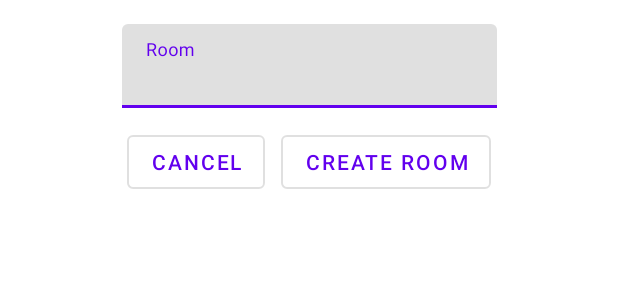
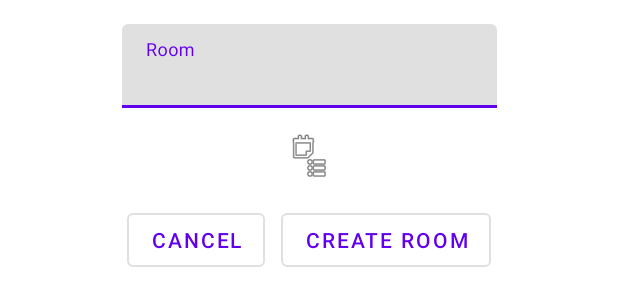
Before and after one commit to JuhanaTa/furniture_placer, an Android app: the layout fragment_create_room_dialog.xml on its own in the app's theme, with its tools: preview values and no code run, on a phone screen of 412 x 824 dp. Shown: the top 306 px of the screen. Run offline under Robolectric (Android 15) with nearby library versions, the phone set to English and light mode, and no system bars.

Commit message:
new imageview and roomPreview image upload

```diff
--- a/app/src/main/java/com/example/furniture_placer/Communicator.kt
+++ b/app/src/main/java/com/example/furniture_placer/Communicator.kt
@@ -3,4 +3,5 @@ package com.example.furniture_placer
 interface Communicator {
     fun nextFragment()
     fun openDialog()
+    fun takePicture()
 }
--- a/app/src/main/java/com/example/furniture_placer/CreateRoomFragment.kt
+++ b/app/src/main/java/com/example/furniture_placer/CreateRoomFragment.kt
@@ -15,12 +15,15 @@ import kotlinx.coroutines.GlobalScope
 import kotlinx.coroutines.launch
 
 class CreateRoomFragment : DialogFragment() {
-
+    private lateinit var communicator: Communicator
 
     override fun onCreateView(inflater: LayoutInflater, container: ViewGroup?,
                               savedInstanceState: Bundle?): View? {
         var rootView: View = inflater.inflate(R.layout.fragment_create_room_dialog, container, false)
         val firebase = FirebaseService()
+
+        communicator = activity as Communicator
+        rootView.roomPreviewImg.setOnClickListener { communicator.takePicture() }
 
         rootView.createRoomBtn.setOnClickListener {
             val roomName =  roomTextFieldInput.text
--- a/app/src/main/res/layout/fragment_create_room_dialog.xml
+++ b/app/src/main/res/layout/fragment_create_room_dialog.xml
@@ -5,6 +5,18 @@
     xmlns:tools="http://schemas.android.com/tools"
     android:layout_width="match_parent"
     android:layout_height="match_parent">
+
+    <ImageView
+        android:id="@+id/roomPreviewImg"
+        android:layout_width="0dp"
+        android:layout_height="wrap_content"
+        android:layout_marginStart="24dp"
+        android:layout_marginTop="16dp"
+        android:layout_marginEnd="24dp"
+        app:layout_constraintEnd_toEndOf="parent"
+        app:layout_constraintStart_toStartOf="parent"
+        app:layout_constraintTop_toBottomOf="@+id/roomTextField"
+        app:srcCompat="@android:drawable/ic_menu_agenda" />
 
     <com.google.android.material.textfield.TextInputLayout
         android:id="@+id/roomTextField"
@@ -26,21 +38,22 @@
     </com.google.android.material.textfield.TextInputLayout>
 
     <LinearLayout
+        android:id="@+id/linearLayout"
         android:layout_width="wrap_content"
         android:layout_height="wrap_content"
-        android:layout_marginTop="12dp"
+        android:layout_marginTop="16dp"
         android:orientation="horizontal"
         app:layout_constraintEnd_toEndOf="parent"
         app:layout_constraintStart_toStartOf="parent"
-        app:layout_constraintTop_toBottomOf="@+id/roomTextField">
+        app:layout_constraintTop_toBottomOf="@+id/roomPreviewImg">
 
         <Button
             android:id="@+id/cancelRoomBtn"
             style="?attr/materialButtonOutlinedStyle"
             android:layout_width="wrap_content"
             android:layout_height="wrap_content"
+            android:layout_marginEnd="5dp"
             android:layout_marginBottom="10dp"
-            android:layout_marginEnd="5dp"
             android:text="@string/cancelAction" />
 
         <Button
```
Also changed, not shown: app/src/main/java/com/example/furniture_placer/MainActivity.kt (+40 -1 lines).
